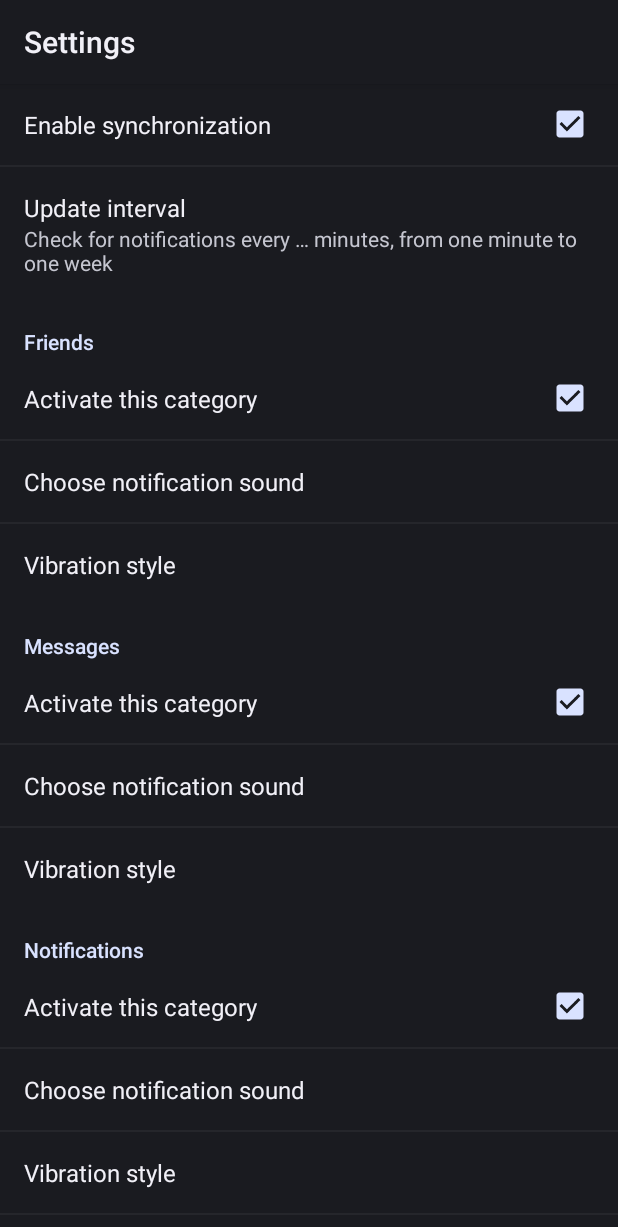
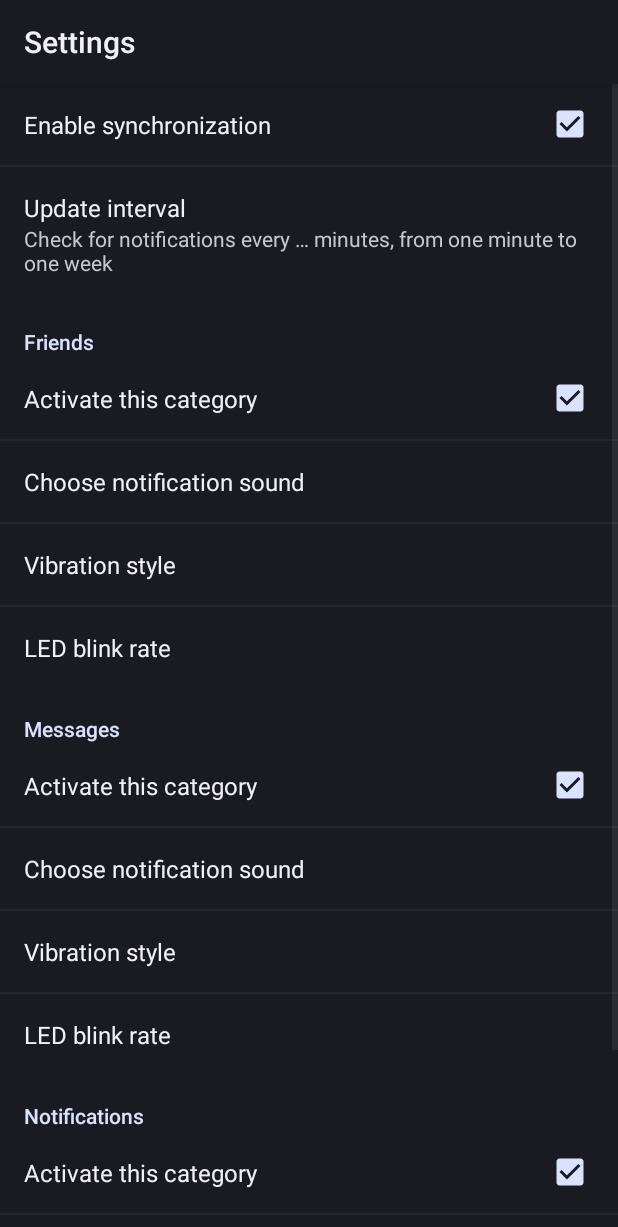
Before and after one commit to gsurrel/FacebookNotifications, an Android app: the PrefsActivity screen opened directly, with no data from a screen before it, on a phone screen of 412 x 824 dp. Shown: the top 1227 px of the screen. Run offline under Robolectric (Android 15) with nearby library versions, the phone set to English and light mode, and no system bars.

Commit message:
v1.8.0 :    * Fixed custom vibration pattern bug    * Added custom blinking pattern per category    * Updated sdk build-tools used

```diff
--- a/app/build.gradle
+++ b/app/build.gradle
@@ -1,15 +1,15 @@
 apply plugin: 'com.android.application'
 
 android {
-    //compile SDK must be lower than 23 because in API level 23 old notification is removed, compelling to use support library.
+    // Compile SDK must be lower than 23 because in API level 23+, the old notification is removed, compelling to use support library.
     compileSdkVersion 21
     buildToolsVersion '23.0.2'
     defaultConfig {
         applicationId "org.surrel.facebooknotifications"
         minSdkVersion 9
         targetSdkVersion 24
-        versionCode 9
-        versionName '1.7.0'
+        versionCode 10
+        versionName '1.8.0'
     }
     buildTypes {
         release {
--- a/app/src/main/res/values/arrays.xml
+++ b/app/src/main/res/values/arrays.xml
@@ -8,11 +8,22 @@
 		<item>@string/vibrate_double_long</item>
 	</string-array>
 	<string-array name="notification_vibrate_entriesValues"
-	              tools:ignore="MissingTranslation">
+		tools:ignore="MissingTranslation">
 		<item>vibrate_none</item>
 		<item>vibrate_short</item>
 		<item>vibrate_long</item>
 		<item>vibrate_double</item>
 		<item>vibrate_double_long</item>
 	</string-array>
+	<string-array name="notification_blink_rate_entries">
+		<item>@string/blink_slow</item>
+		<item>@string/blink_normal</item>
+		<item>@string/blink_frenetic</item>
+	</string-array>
+	<string-array name="notification_blink_rate_entriesValues"
+		tools:ignore="MissingTranslation">
+		<item>slow</item>
+		<item>normal</item>
+		<item>frenetic</item>
+	</string-array>
 </resources>
--- a/app/src/main/res/values/strings.xml
+++ b/app/src/main/res/values/strings.xml
@@ -21,6 +21,8 @@
 	<string name="notification_category_activate">Activate this category</string>
 	<string name="notification_sound">Notification sound</string>
 	<string name="notification_sound_choice">Choose notification sound</string>
+	<string name="notification_blink_rate">LED blink rate</string>
+	<string name="notification_blink_rate_choice">Choose LED blink rate</string>
 	<string name="update_interval">Update interval</string>
 	<string name="enter_minutes">Approximate update time (in minutes)</string>
 	<string name="update_interval_summary">Check for notifications every … minutes, from one minute to one week</string>
@@ -32,4 +34,7 @@
 	<string name="vibrate_double">Double vibration</string>
 	<string name="vibrate_double_long">Strong double vibration</string>
 
+	<string name="blink_slow">Slow</string>
+	<string name="blink_normal">Normal</string>
+	<string name="blink_frenetic">Frenetic</string>
 </resources>
--- a/app/src/main/res/xml/preferences.xml
+++ b/app/src/main/res/xml/preferences.xml
@@ -38,6 +38,14 @@
 			android:entries="@array/notification_vibrate_entries"
 			android:entryValues="@array/notification_vibrate_entriesValues"
 			android:defaultValue="vibrate_short" />
+		<ListPreference
+			android:dependency="notification_friends"
+			android:key="notification_blink_rate_friends"
+			android:title="@string/notification_blink_rate"
+			android:dialogTitle="@string/notification_blink_rate_choice"
+			android:entries="@array/notification_blink_rate_entries"
+			android:entryValues="@array/notification_blink_rate_entriesValues"
+			android:defaultValue="slow" />
 	</PreferenceCategory>
 
 	<PreferenceCategory
@@ -49,6 +57,7 @@
 			android:key="notification_messages"
 			android:title="@string/notification_category_activate"/>
 		<RingtonePreference
+			android:dependency="notification_messages"
 			android:key="notification_sound_choice_messages"
 			android:ringtoneType="notification"
 			android:title="@string/notification_sound_choice"/>
@@ -60,6 +69,14 @@
 			android:entries="@array/notification_vibrate_entries"
 			android:entryValues="@array/notification_vibrate_entriesValues"
 			android:defaultValue="vibrate_double" />
+		<ListPreference
+			android:dependency="notification_messages"
+			android:key="notification_blink_rate_messages"
+			android:title="@string/notification_blink_rate"
+			android:dialogTitle="@string/notification_blink_rate_choice"
+			android:entries="@array/notification_blink_rate_entries"
+			android:entryValues="@array/notification_blink_rate_entriesValues"
+			android:defaultValue="slow" />
 	</PreferenceCategory>
 
 	<PreferenceCategory
@@ -71,6 +88,7 @@
 			android:key="notification_notifications"
 			android:title="@string/notification_category_activate"/>
 		<RingtonePreference
+			android:dependency="notification_notifications"
 			android:key="notification_sound_choice_notifications"
 			android:ringtoneType="notification"
 			android:title="@string/notification_sound_choice"/>
@@ -82,6 +100,14 @@
 			android:entries="@array/notification_vibrate_entries"
 			android:entryValues="@array/notification_vibrate_entriesValues"
 			android:defaultValue="vibrate_short" />
+		<ListPreference
+			android:dependency="notification_notifications"
+			android:key="notification_blink_rate_notifications"
+			android:title="@string/notification_blink_rate"
+			android:dialogTitle="@string/notification_blink_rate_choice"
+			android:entries="@array/notification_blink_rate_entries"
+			android:entryValues="@array/notification_blink_rate_entriesValues"
+			android:defaultValue="slow" />
 	</PreferenceCategory>
 
 </PreferenceScreen>
--- a/build.gradle
+++ b/build.gradle
@@ -5,7 +5,7 @@ buildscript {
         jcenter()
     }
     dependencies {
-        classpath 'com.android.tools.build:gradle:1.5.0'
+        classpath 'com.android.tools.build:gradle:2.1.2'
 
         // NOTE: Do not place your application dependencies here; they belong
         // in the individual module build.gradle files
```
Also changed, not shown: app/src/main/java/org/surrel/facebooknotifications/UpdateService.java (+20 -4 lines), gradle/wrapper/gradle-wrapper.properties, 4 other files.
